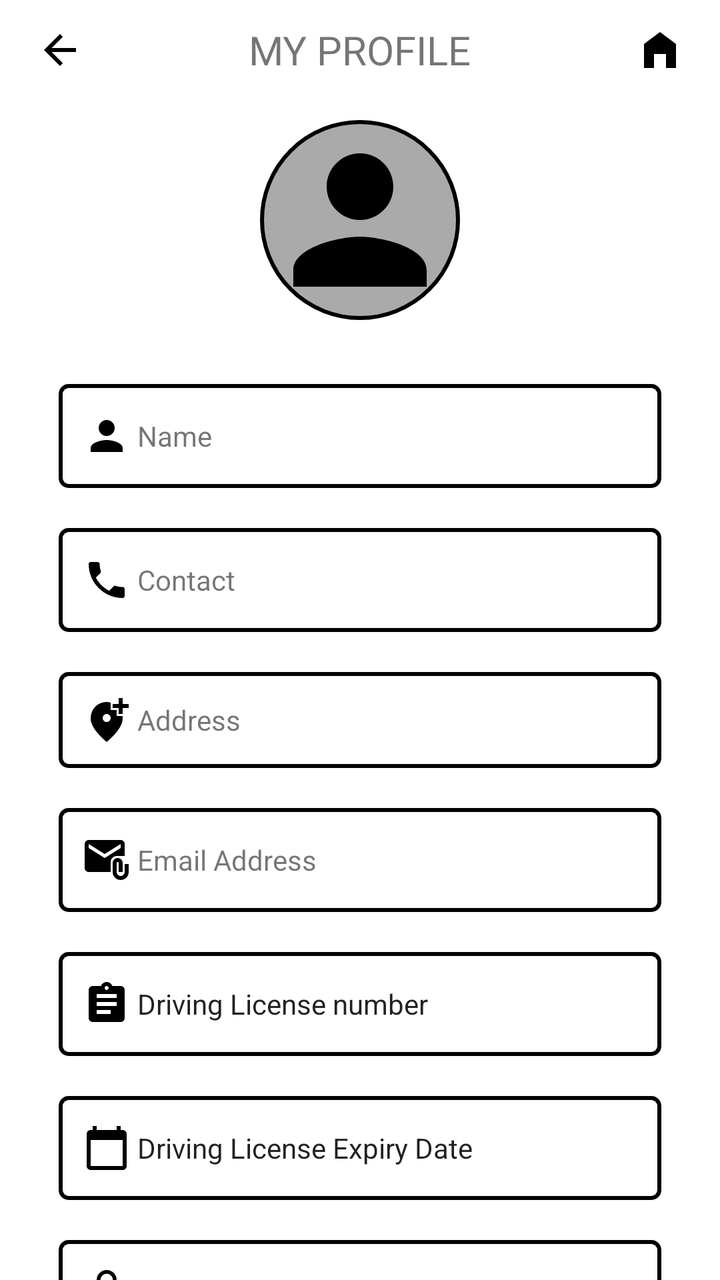
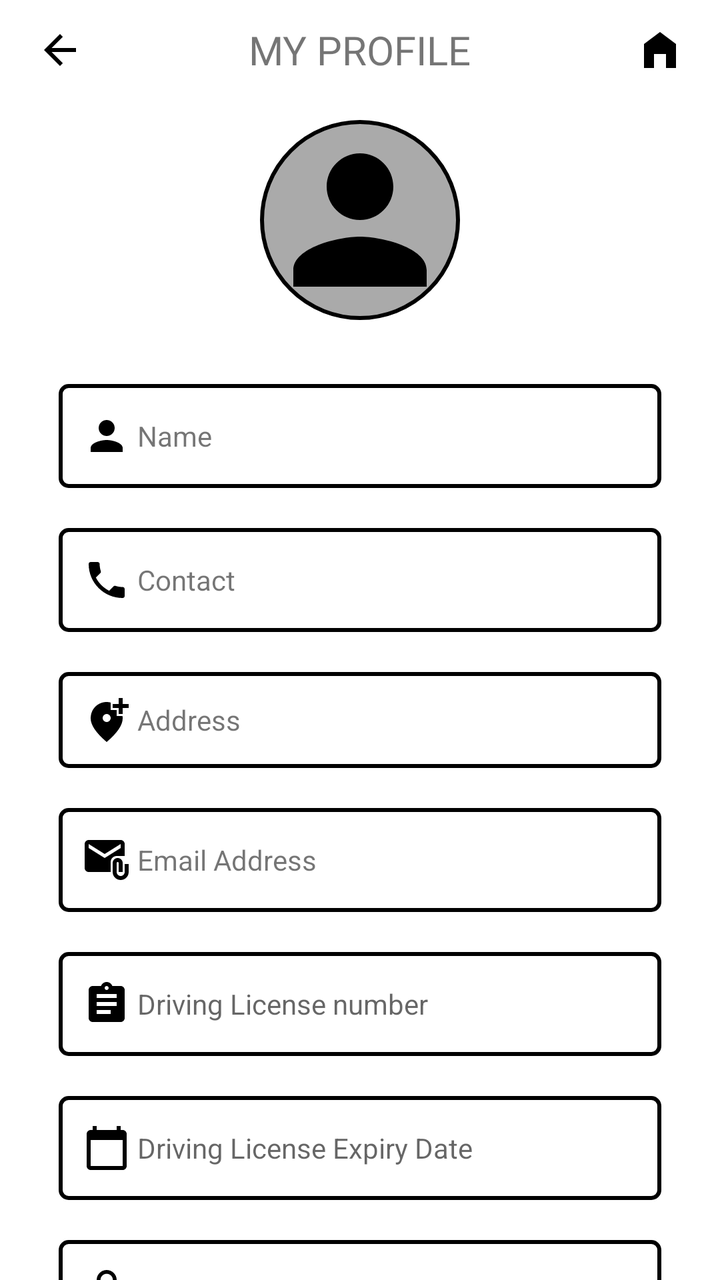

Compare the two renders of this Android layout. The source of the first and the diff that turns it into the second are given below.
<!-- AndroidManifest.xml: application theme Theme.AppCompat.Light.NoActionBar -->
<!-- res/layout/activity_profile_page.xml -->
<?xml version="1.0" encoding="utf-8"?>
<androidx.constraintlayout.widget.ConstraintLayout xmlns:android="http://schemas.android.com/apk/res/android"
    xmlns:app="http://schemas.android.com/apk/res-auto"
    xmlns:tools="http://schemas.android.com/tools"
    android:id="@+id/main"
    android:layout_width="match_parent"
    android:layout_height="match_parent"
    android:background="@color/white"
    tools:context=".Profile_page">

    <androidx.constraintlayout.widget.Guideline
        android:id="@+id/vertical_guideline_start"
        android:layout_width="wrap_content"
        android:layout_height="wrap_content"
        android:orientation="vertical"
        app:layout_constraintGuide_percent="0.02" />

    <androidx.constraintlayout.widget.Guideline
        android:id="@+id/vertical_guideline_end"
        android:layout_width="wrap_content"
        android:layout_height="wrap_content"
        android:orientation="vertical"
        app:layout_constraintGuide_percent="0.98" />

    <ImageButton
        android:id="@+id/profileOptionsRedirect"
        android:layout_width="60dp"
        android:layout_height="50dp"
        android:background="@color/white"
        android:src="@drawable/baseline_arrow_back_24"
        app:layout_constraintStart_toStartOf="parent"
        app:layout_constraintTop_toTopOf="parent" />

    <TextView
        android:id="@+id/profileHeader"
        android:layout_width="wrap_content"
        android:layout_height="50dp"
        android:fontFamily="@font/poppinsmedium"
        android:gravity="center_vertical"
        android:text="MY PROFILE"
        android:textSize="20sp"
        app:layout_constraintEnd_toStartOf="@+id/profileHomeRedirect"
        app:layout_constraintStart_toEndOf="@+id/profileOptionsRedirect"
        app:layout_constraintTop_toTopOf="parent" />

    <ImageButton
        android:id="@+id/profileHomeRedirect"
        android:layout_width="60dp"
        android:layout_height="50dp"
        android:background="@color/white"
        android:src="@drawable/baseline_home_filled_24"
        app:layout_constraintEnd_toEndOf="parent"
        app:layout_constraintTop_toTopOf="parent" />

    <ImageView
        android:id="@+id/userImage"
        android:layout_width="100dp"
        android:layout_height="100dp"
        android:layout_marginTop="10dp"
        android:background="@drawable/profile_image"
        android:src="@drawable/baseline_person_24"
        app:layout_constraintEnd_toEndOf="parent"
        app:layout_constraintHorizontal_bias="0.5"
        app:layout_constraintStart_toStartOf="parent"
        app:layout_constraintTop_toBottomOf="@id/profileHeader" />

    <TextView
        android:id="@+id/profile_name"
        android:layout_width="0dp"
        android:layout_height="0dp"
        android:layout_marginHorizontal="22dp"
        android:layout_marginTop="32dp"
        android:background="@drawable/input_background"
        android:drawableStart="@drawable/baseline_person_24"
        android:gravity="center_vertical"
        android:padding="12dp"
        android:text=" Name"
        android:textSize="14sp"
        app:layout_constraintDimensionRatio="5.8:1"
        app:layout_constraintEnd_toEndOf="@id/vertical_guideline_end"
        app:layout_constraintStart_toStartOf="@id/vertical_guideline_start"
        app:layout_constraintTop_toBottomOf="@id/userImage" />

    <TextView
        android:id="@+id/profile_phone"
        android:layout_width="0dp"
        android:layout_height="0dp"
        android:layout_marginHorizontal="22dp"
        android:layout_marginTop="20dp"
        android:background="@drawable/input_background"
        android:drawableStart="@drawable/baseline_phone_24"
        android:gravity="center_vertical"
        android:padding="12dp"
        android:text=" Contact"
        android:textSize="14sp"
        app:layout_constraintDimensionRatio="5.8:1"
        app:layout_constraintEnd_toEndOf="@id/vertical_guideline_end"
        app:layout_constraintStart_toStartOf="@id/vertical_guideline_start"
        app:layout_constraintTop_toBottomOf="@id/profile_name" />

    <TextView
        android:id="@+id/profile_address"
        android:layout_width="0dp"
        android:layout_height="wrap_content"
        android:layout_marginHorizontal="22dp"
        android:layout_marginTop="20dp"
        android:background="@drawable/input_background"
        android:drawableStart="@drawable/baseline_add_location_alt_24"
        android:gravity="center_vertical"
        android:padding="12dp"
        android:text=" Address"
        android:textSize="14sp"
        app:layout_constraintEnd_toEndOf="@id/vertical_guideline_end"
        app:layout_constraintStart_toStartOf="@id/vertical_guideline_start"
        app:layout_constraintTop_toBottomOf="@id/profile_phone" />

    <TextView
        android:id="@+id/profile_email"
        android:layout_width="0dp"
        android:layout_height="0dp"
        android:layout_marginHorizontal="22dp"
        android:layout_marginTop="20dp"
        android:background="@drawable/input_background"
        android:drawableStart="@drawable/baseline_attach_email_24"
        android:gravity="center_vertical"
        android:padding="12dp"
        android:text=" Email Address"
        android:textSize="14sp"
        app:layout_constraintDimensionRatio="5.8:1"
        app:layout_constraintEnd_toEndOf="@id/vertical_guideline_end"
        app:layout_constraintStart_toStartOf="@id/vertical_guideline_start"
        app:layout_constraintTop_toBottomOf="@id/profile_address" />

    <EditText
        android:id="@+id/profile_Dl"
        android:layout_width="0dp"
        android:layout_height="0dp"
        android:layout_marginHorizontal="22dp"
        android:layout_marginTop="20dp"
        android:background="@drawable/input_background"
        android:drawableStart="@drawable/baseline_assignment_24"
        android:gravity="center_vertical"
        android:padding="12dp"
        android:text=" Driving License number"
        android:textSize="14sp"
        app:layout_constraintDimensionRatio="5.8:1"
        app:layout_constraintEnd_toEndOf="@id/vertical_guideline_end"
        app:layout_constraintStart_toStartOf="@id/vertical_guideline_start"
        app:layout_constraintTop_toBottomOf="@id/profile_email" />

    <EditText
        android:id="@+id/profile_Dl_expiry"
        android:layout_width="0dp"
        android:layout_height="0dp"
        android:layout_marginHorizontal="22dp"
        android:layout_marginTop="20dp"
        android:background="@drawable/input_background"
        android:drawableStart="@drawable/baseline_calendar_today_24"
        android:gravity="center_vertical"
        android:padding="12dp"
        android:text=" Driving License Expiry Date"
        android:textSize="14sp"
        app:layout_constraintDimensionRatio="5.8:1"
        app:layout_constraintEnd_toEndOf="@id/vertical_guideline_end"
        app:layout_constraintStart_toStartOf="@id/vertical_guideline_start"
        app:layout_constraintTop_toBottomOf="@id/profile_Dl" />

    <EditText
        android:id="@+id/reset_pwd"
        android:layout_width="0dp"
        android:layout_height="0dp"
        android:layout_marginHorizontal="22dp"
        android:layout_marginTop="20dp"
        android:inputType="textPassword"
        android:background="@drawable/input_background"
        android:drawableStart="@drawable/baseline_lock_24"
        android:gravity="center_vertical"
        android:padding="12dp"
        android:text=" Reset Password:"
        android:textSize="14sp"
        app:layout_constraintDimensionRatio="5.8:1"
        app:layout_constraintEnd_toEndOf="@id/vertical_guideline_end"
        app:layout_constraintStart_toStartOf="@id/vertical_guideline_start"
        app:layout_constraintTop_toBottomOf="@id/profile_Dl_expiry" />


    <Button
        android:id="@+id/save_changes"
        android:layout_width="match_parent"
        android:layout_height="50dp"
        android:layout_marginHorizontal="30dp"
        android:layout_marginTop="25dp"
        android:background="@drawable/brands_btn_bg"
        android:fontFamily="@font/poppinsmedium"
        android:text="Save Changes"
        android:textColor="@color/white"
        android:textSize="18sp"
        android:textStyle="bold"
        app:layout_constraintDimensionRatio="5.8:1"
        app:layout_constraintEnd_toEndOf="@id/vertical_guideline_end"
        app:layout_constraintStart_toStartOf="@id/vertical_guideline_start"
        app:layout_constraintTop_toBottomOf="@id/reset_pwd" />

</androidx.constraintlayout.widget.ConstraintLayout>
<!-- resources referenced by this layout -->
<resources>
  <color name="white">#FFFFFFFF</color>
  <!-- drawable baseline_add_location_alt_24 (drawable) -->
  <vector xmlns:android="http://schemas.android.com/apk/res/android" android:height="24dp" android:tint="#000000" android:viewportHeight="24" android:viewportWidth="24" android:width="24dp">
        
      <path android:fillColor="@android:color/white" android:pathData="M20,1v3h3v2h-3v3h-2L18,6h-3L15,4h3L18,1h2zM12,13c1.1,0 2,-0.9 2,-2s-0.9,-2 -2,-2 -2,0.9 -2,2 0.9,2 2,2zM14,3.25L14,7h3v3h2.92c0.05,0.39 0.08,0.79 0.08,1.2 0,3.32 -2.67,7.25 -8,11.8 -5.33,-4.55 -8,-8.48 -8,-11.8C4,6.22 7.8,3 12,3c0.68,0 1.35,0.08 2,0.25z"/>
      
  </vector>
  <!-- drawable baseline_arrow_back_24 (drawable) -->
  <vector xmlns:android="http://schemas.android.com/apk/res/android" android:autoMirrored="true" android:height="24dp" android:tint="#000000" android:viewportHeight="24" android:viewportWidth="24" android:width="24dp">
        
      <path android:fillColor="@android:color/white" android:pathData="M20,11H7.83l5.59,-5.59L12,4l-8,8 8,8 1.41,-1.41L7.83,13H20v-2z"/>
      
  </vector>
  <!-- drawable baseline_calendar_today_24 (drawable) -->
  <vector xmlns:android="http://schemas.android.com/apk/res/android" android:height="24dp" android:tint="#000000" android:viewportHeight="24" android:viewportWidth="24" android:width="24dp">
        
      <path android:fillColor="@android:color/white" android:pathData="M20,3h-1L19,1h-2v2L7,3L7,1L5,1v2L4,3c-1.1,0 -2,0.9 -2,2v16c0,1.1 0.9,2 2,2h16c1.1,0 2,-0.9 2,-2L22,5c0,-1.1 -0.9,-2 -2,-2zM20,21L4,21L4,8h16v13z"/>
      
  </vector>
  <!-- drawable baseline_home_filled_24 (drawable) -->
  <vector xmlns:android="http://schemas.android.com/apk/res/android" android:height="24dp" android:tint="#000000" android:viewportHeight="24" android:viewportWidth="24" android:width="24dp">
        
      <path android:fillColor="@android:color/white" android:pathData="M12,3L4,9v12h5v-7h6v7h5V9z"/>
      
  </vector>
  <!-- drawable baseline_person_24 (drawable) -->
  <vector xmlns:android="http://schemas.android.com/apk/res/android" android:height="24dp" android:tint="#000000" android:viewportHeight="24" android:viewportWidth="24" android:width="24dp">
        
      <path android:fillColor="@android:color/white" android:pathData="M12,12c2.21,0 4,-1.79 4,-4s-1.79,-4 -4,-4 -4,1.79 -4,4 1.79,4 4,4zM12,14c-2.67,0 -8,1.34 -8,4v2h16v-2c0,-2.66 -5.33,-4 -8,-4z"/>
      
  </vector>
  <!-- drawable brands_btn_bg (drawable) -->
  <?xml version="1.0" encoding="utf-8"?>
  <shape xmlns:android="http://schemas.android.com/apk/res/android">
      <solid android:color="@color/blue" />
      <stroke
          android:width="2dp"
          android:color="@color/black" />
      <corners android:radius="15dp" />
  
  </shape>
  <!-- drawable input_background (drawable) -->
  <?xml version="1.0" encoding="utf-8"?>
  <shape xmlns:android="http://schemas.android.com/apk/res/android">
      <solid android:color="@android:color/white" /> 
      <stroke
          android:width="2dp"
          android:color="@android:color/black" /> 
      <corners android:radius="4dp" /> 
      <padding android:left="8dp" android:right="8dp" />
  </shape>
  <!-- drawable profile_image (drawable) -->
  <?xml version="1.0" encoding="utf-8"?>
  <shape xmlns:android="http://schemas.android.com/apk/res/android">
      <solid android:color="@android:color/darker_gray" />
      <stroke
          android:width="2dp"
          android:color="@android:color/black" />
      <corners android:radius="100dp" />
  
  </shape>
  <color name="blue">#1D94FE</color>
  <color name="black">#FF000000</color>
  <!-- unchanged entries left out for length: 4 -->
</resources>

<!-- the commit's change to res/layout/activity_profile_page.xml (unified diff, before → after) -->
@@ -141,7 +141,7 @@
         android:drawableStart="@drawable/baseline_assignment_24"
         android:gravity="center_vertical"
         android:padding="12dp"
-        android:text=" Driving License number"
+        android:hint=" Driving License number"
         android:textSize="14sp"
         app:layout_constraintDimensionRatio="5.8:1"
         app:layout_constraintEnd_toEndOf="@id/vertical_guideline_end"
@@ -158,7 +158,7 @@
         android:drawableStart="@drawable/baseline_calendar_today_24"
         android:gravity="center_vertical"
         android:padding="12dp"
-        android:text=" Driving License Expiry Date"
+        android:hint=" Driving License Expiry Date"
         android:textSize="14sp"
         app:layout_constraintDimensionRatio="5.8:1"
         app:layout_constraintEnd_toEndOf="@id/vertical_guideline_end"
@@ -176,7 +176,7 @@
         android:drawableStart="@drawable/baseline_lock_24"
         android:gravity="center_vertical"
         android:padding="12dp"
-        android:text=" Reset Password:"
+        android:hint=" Reset Password:"
         android:textSize="14sp"
         app:layout_constraintDimensionRatio="5.8:1"
         app:layout_constraintEnd_toEndOf="@id/vertical_guideline_end"
